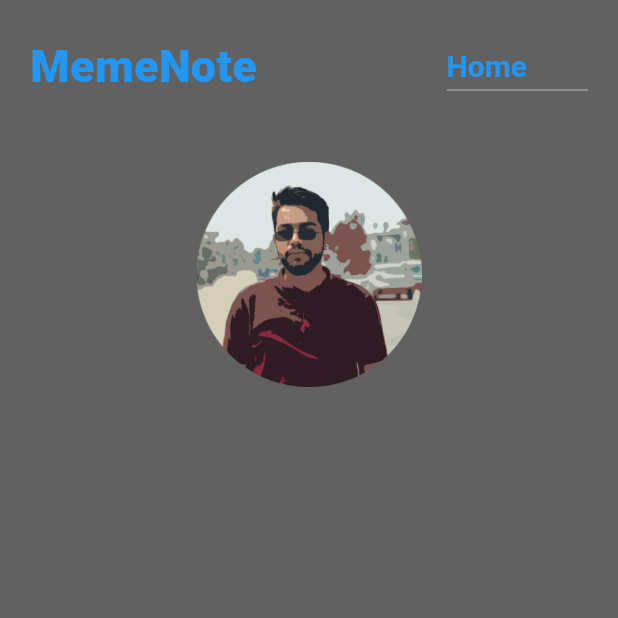
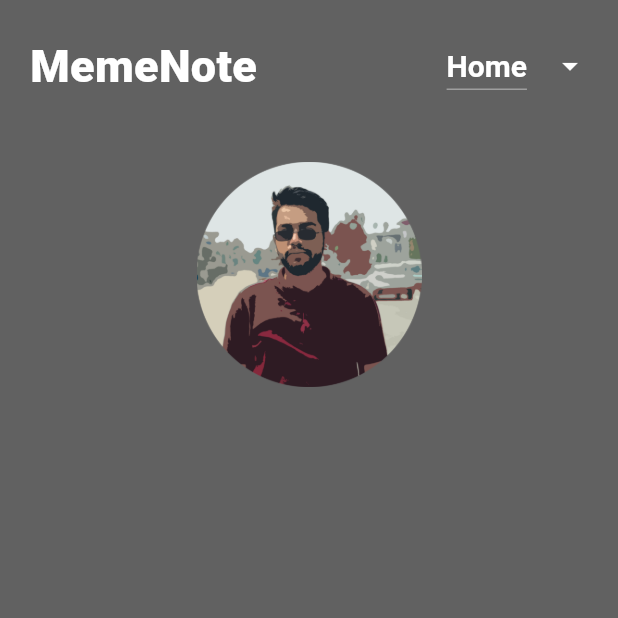
Before and after one commit to SumaniqueCode/memeNote, a Flutter app: the screen it shows after launch, on a phone screen of 412 x 824 dp, the top half of it. Run offline on Flutter 3.47's test engine with Material 3 defaults, Android fonts, the phone set to English and light mode, and no system bars.

Commit message:
Dropdown design

```diff
--- a/lib/pages/home_page.dart
+++ b/lib/pages/home_page.dart
@@ -20,7 +20,7 @@ class HomePage extends StatelessWidget {
             style: TextStyle(
               fontSize: 30,
               fontWeight: FontWeight.w900,
-              color: Colors.blue,
+              color: Colors.white,
             ),
           ),
           _menuDropDown(),
@@ -33,17 +33,31 @@ class HomePage extends StatelessWidget {
     const TextStyle navStyle = TextStyle(
       fontSize: 20,
       fontWeight: FontWeight.w700,
-      color: Colors.blue,
+      color: Colors.white,
     );
     String selectedValue = "Home";
-    List<DropdownMenuItem<String>> items =
-        ["Home", "About", "Contact", "Login", "Sign Up"].map((e) {
-          return DropdownMenuItem(child: Text(e), value: e);
-        }).toList();
+    List<String> items =["Home", "About", "Contact", "Login", "Sign Up"];
     return DropdownButton<String>(
       value: selectedValue,
       style: navStyle,
-      items: items,
+      icon: const Icon(Icons.arrow_drop_down, color: Colors.white),
+      dropdownColor: Colors.blue.shade800,
+      borderRadius: BorderRadius.circular(6),
+      underline: SizedBox(),
+      items: items.map((e) {
+          return DropdownMenuItem(
+            value: e,
+            child: Container(
+              padding: EdgeInsets.symmetric(vertical: 4),
+              decoration: const BoxDecoration(
+                border: Border(
+                  bottom: BorderSide(color: Colors.grey, width: 1),
+                ),
+              ),
+              child: Text(e),
+            ),
+          );
+        }).toList(),
       onChanged: (String? newValue) {
         selectedValue = newValue!;
       },
```
